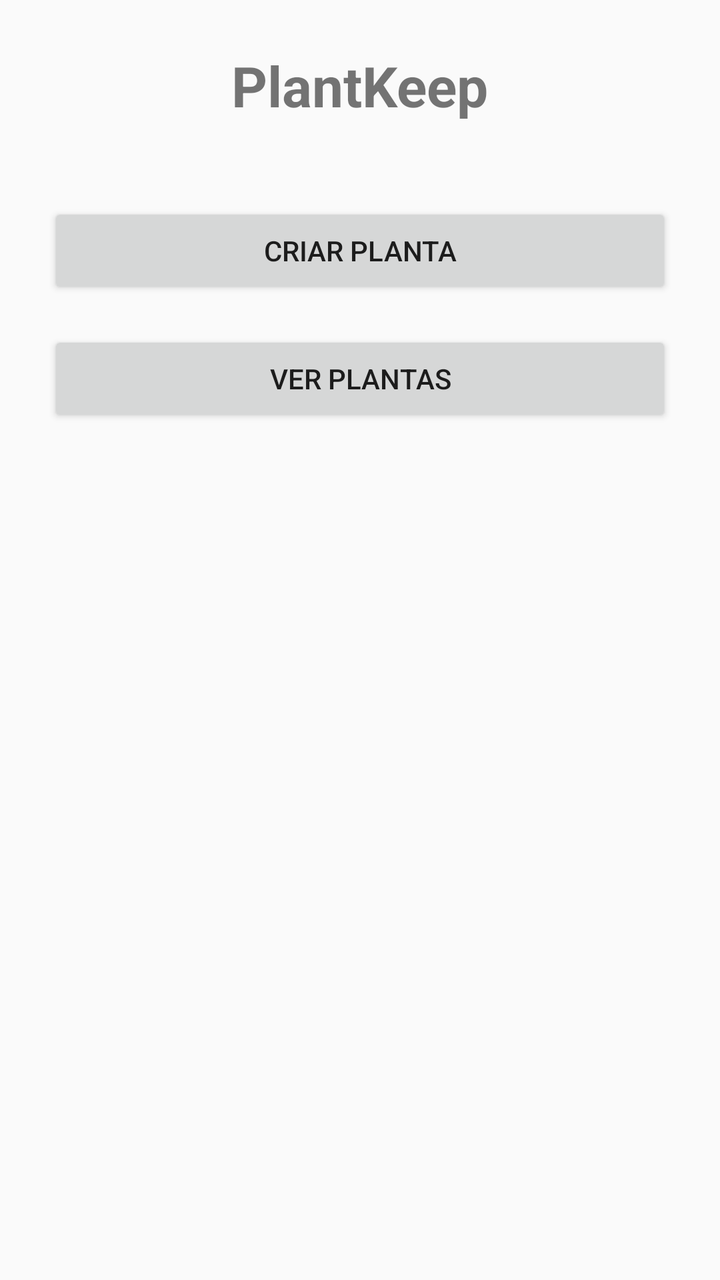
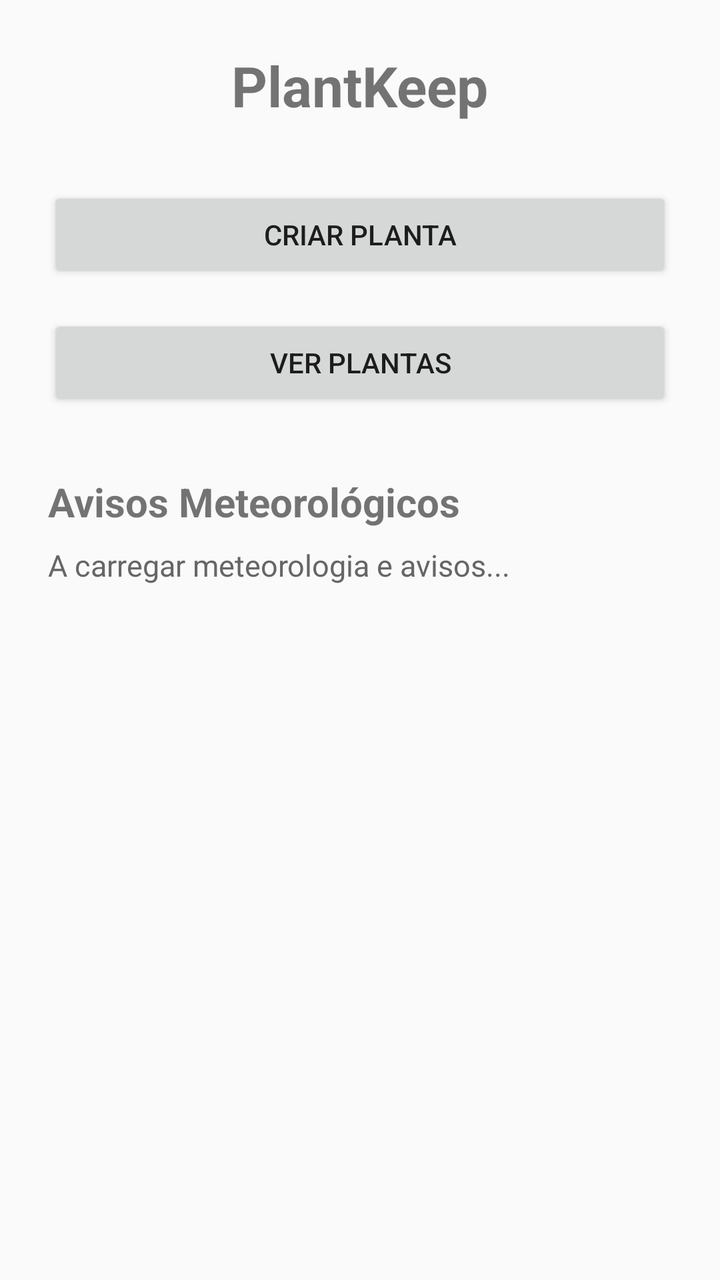

The first picture is an Android layout as it rendered before a commit; the second is the same layout after the commit. The layout source and the unified diff follow.
<!-- AndroidManifest.xml: application theme Theme.ProjectDroid -->
<!-- res/layout/activity_menu.xml -->
<?xml version="1.0" encoding="utf-8"?>
<LinearLayout
    xmlns:android="http://schemas.android.com/apk/res/android"
    android:layout_width="match_parent"
    android:layout_height="match_parent"
    android:orientation="vertical"
    android:padding="24dp"
    android:gravity="center_horizontal">

    <TextView
        android:layout_width="wrap_content"
        android:layout_height="wrap_content"
        android:text="@string/app_name"
        android:textSize="28sp"
        android:textStyle="bold"
        android:layout_marginBottom="40dp" />

    <Button
        android:id="@+id/btn_criar_planta"
        android:layout_width="match_parent"
        android:layout_height="wrap_content"
        android:text="Criar Planta" />

    <Button
        android:id="@+id/btn_ver_plantas"
        android:layout_width="match_parent"
        android:layout_height="wrap_content"
        android:layout_marginTop="16dp"
        android:text="Ver Plantas" />

</LinearLayout>
<!-- resources referenced by this layout -->
<resources>
  <string name="app_name">PlantKeep</string>
  <style name="Theme.ProjectDroid" parent="Theme.AppCompat.Light.DarkActionBar">
      </style>
</resources>

<!-- the commit's change to res/layout/activity_menu.xml (unified diff, before → after) -->
@@ -1,31 +1,55 @@
 <?xml version="1.0" encoding="utf-8"?>
 <LinearLayout
-    xmlns:android="http://schemas.android.com/apk/res/android"
-    android:layout_width="match_parent"
-    android:layout_height="match_parent"
-    android:orientation="vertical"
-    android:padding="24dp"
-    android:gravity="center_horizontal">
+        xmlns:android="http://schemas.android.com/apk/res/android"
+        android:layout_width="match_parent"
+        android:layout_height="match_parent"
+        android:orientation="vertical"
+        android:padding="24dp"
+        android:gravity="center_horizontal">
 
     <TextView
-        android:layout_width="wrap_content"
-        android:layout_height="wrap_content"
-        android:text="@string/app_name"
-        android:textSize="28sp"
-        android:textStyle="bold"
-        android:layout_marginBottom="40dp" />
+            android:layout_width="wrap_content"
+            android:layout_height="wrap_content"
+            android:text="@string/app_name"
+            android:textSize="28sp"
+            android:textStyle="bold"
+            android:layout_marginBottom="32dp" />
 
     <Button
-        android:id="@+id/btn_criar_planta"
-        android:layout_width="match_parent"
-        android:layout_height="wrap_content"
-        android:text="Criar Planta" />
+            android:id="@+id/btn_criar_planta"
+            android:layout_width="match_parent"
+            android:layout_height="wrap_content"
+            android:text="Criar Planta" />
 
     <Button
-        android:id="@+id/btn_ver_plantas"
-        android:layout_width="match_parent"
-        android:layout_height="wrap_content"
-        android:layout_marginTop="16dp"
-        android:text="Ver Plantas" />
+            android:id="@+id/btn_ver_plantas"
+            android:layout_width="match_parent"
+            android:layout_height="wrap_content"
+            android:layout_marginTop="16dp"
+            android:text="Ver Plantas" />
+
+    <TextView
+            android:layout_width="match_parent"
+            android:layout_height="wrap_content"
+            android:layout_marginTop="32dp"
+            android:text="Avisos Meteorológicos"
+            android:textSize="20sp"
+            android:textStyle="bold" />
+
+    <TextView
+            android:id="@+id/txt_estado_avisos"
+            android:layout_width="match_parent"
+            android:layout_height="wrap_content"
+            android:layout_marginTop="8dp"
+            android:text="A carregar meteorologia e avisos..."
+            android:textSize="15sp"
+            android:textColor="#666666" />
+
+    <ListView
+            android:id="@+id/lv_avisos"
+            android:layout_width="match_parent"
+            android:layout_height="0dp"
+            android:layout_weight="1"
+            android:layout_marginTop="8dp" />
 
 </LinearLayout>
